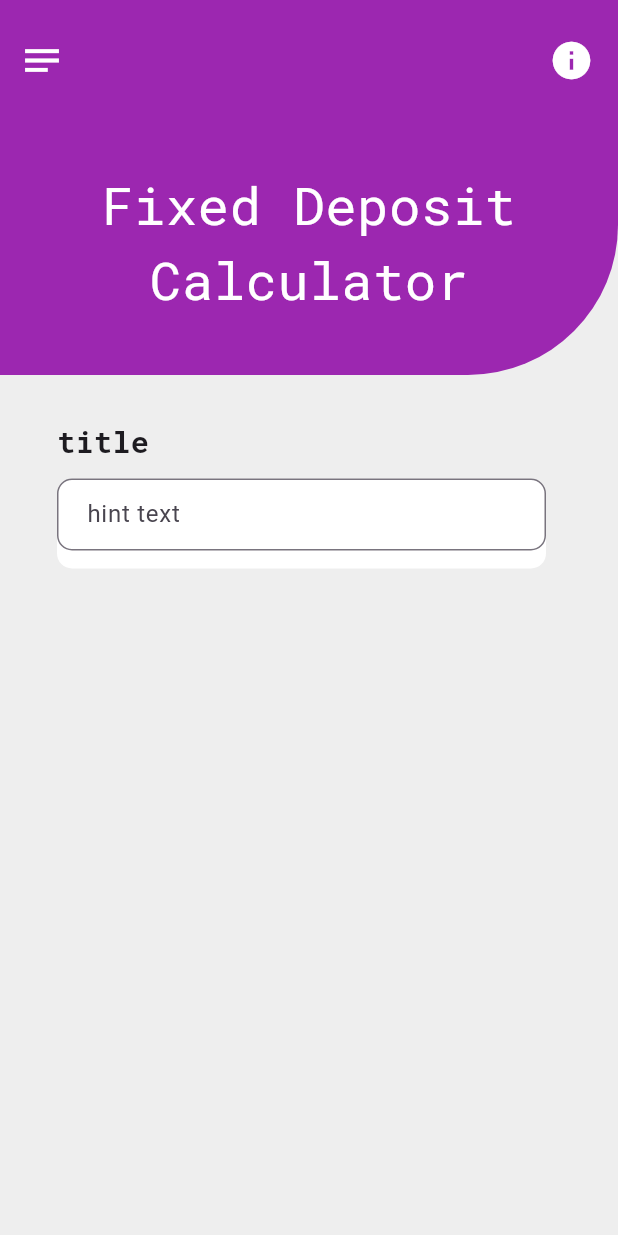
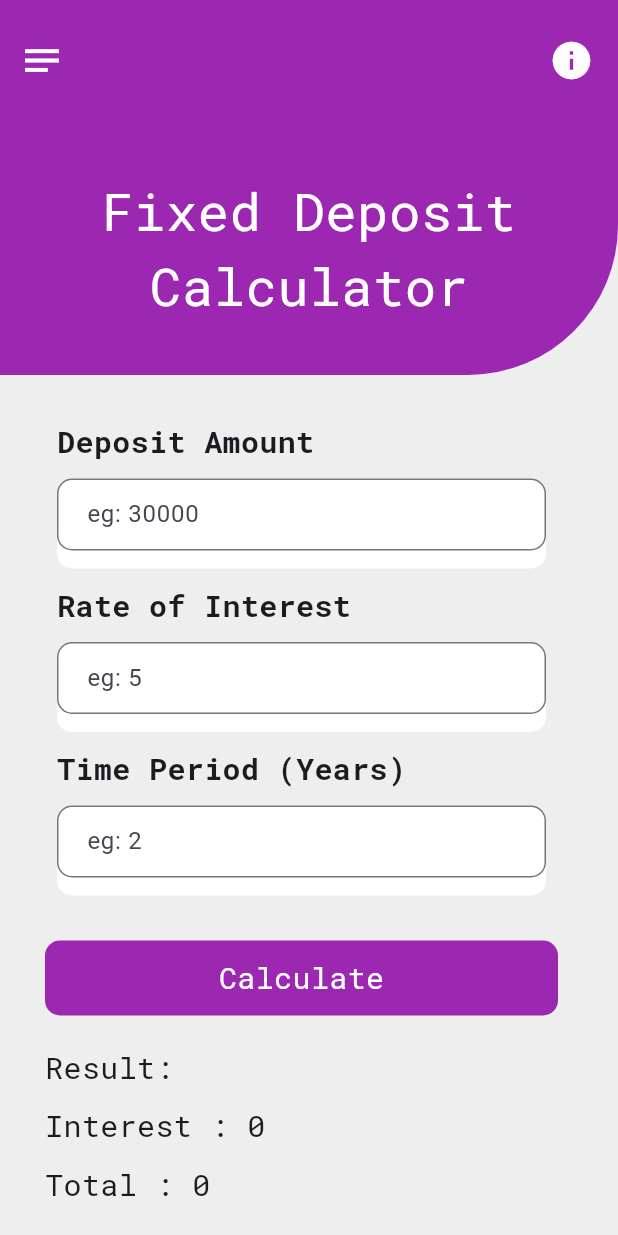
Before and after one commit to vijayasree450/FD-Calculator, a Flutter app: the screen it shows after launch, on a phone screen of 412 x 824 dp. Run offline on Flutter 3.47's test engine with Material 3 defaults, Android fonts, the phone set to English and light mode, and no system bars; our stand-ins replace google_fonts.

Commit message:
update main

```diff
--- a/lib/main.dart
+++ b/lib/main.dart
@@ -14,6 +14,26 @@ class Homepage extends StatefulWidget {
 }
 
 class _HomepageState extends State<Homepage> {
+  TextEditingController _controller1 = TextEditingController();
+  TextEditingController _controller2 = TextEditingController();
+  TextEditingController _controller3 = TextEditingController();
+
+  double? interest;
+  double? total;
+
+  void calculate() {
+    double principal = double.parse(_controller1.text);
+    double rate = double.parse(_controller2.text);
+    double time = double.parse(_controller3.text);
+
+    double calculatedInterest = (principal * rate * time) / 100;
+
+    setState(() {
+      interest = calculatedInterest;
+      total = principal + calculatedInterest;
+    });
+  }
+
   @override
   Widget build(BuildContext context) {
     return Scaffold(
@@ -21,27 +41,15 @@ class _HomepageState extends State<Homepage> {
         toolbarHeight: 80,
         backgroundColor: Colors.purple,
         elevation: 0,
-        leading: Icon(
-          Icons.notes,
-          size: 30,
-          color: Colors.white,
-        ),
+        leading: Icon(Icons.notes, size: 30, color: Colors.white),
         actions: [
           Padding(
             padding: const EdgeInsets.only(right: 16.0),
-            child: Icon(
-              Icons.info,
-              size: 30,
-              color: Colors.white,
-            ),
+            child: Icon(Icons.info, size: 30, color: Colors.white),
           ),
         ],
       ),
-       body:body(),
-    );
-  }
-  Widget body(){
-    return Container(
+      body: Container(
         color: Colors.grey[200],
         child: Column(
           children: [
@@ -49,65 +57,97 @@ class _HomepageState extends State<Homepage> {
               height: 170,
               decoration: BoxDecoration(
                 color: Colors.purple,
-              borderRadius: BorderRadius.only(
-
-                bottomRight: Radius.circular(100),
+                borderRadius:
+                    BorderRadius.only(bottomRight: Radius.circular(100)),
               ),
-            ),
-             child: Padding(
-               padding: const EdgeInsets.only(bottom: 8.0),
-               child: Align(
-                alignment: Alignment.center,
+              child: Center(
                 child: Column(
-                  crossAxisAlignment: CrossAxisAlignment.center,
                   mainAxisAlignment: MainAxisAlignment.center,
                   children: [
                     Text("Fixed Deposit",
                         style: GoogleFonts.robotoMono(
-                      fontSize: 35,
-                      color: Colors.white,),
-                    ),
+                            fontSize: 35, color: Colors.white)),
                     Text("Calculator",
                         style: GoogleFonts.robotoMono(
-                      fontSize: 35,
-                      color: Colors.white,),
-                    ),
-
-
+                            fontSize: 35, color: Colors.white)),
                   ],
                 ),
               ),
             ),
+            SizedBox(height: 20),
+            Padding(
+              padding: const EdgeInsets.fromLTRB(30, 10, 40, 0),
+              child: Column(
+                crossAxisAlignment: CrossAxisAlignment.start,
+                children: [
+                  inputForm(
+                      title: "Deposit Amount",
+                      controller: _controller1,
+                      hintText: "eg: 30000"),
+                  inputForm(
+                      title: "Rate of Interest",
+                      controller: _controller2,
+                      hintText: "eg: 5"),
+                  inputForm(
+                      title: "Time Period (Years)",
+                      controller: _controller3,
+                      hintText: "eg: 2"),
+                  SizedBox(height: 20),
+
+                  /// BUTTON
+                  GestureDetector(
+                    onTap: calculate,
+                    child: Container(
+                      height: 50,
+                      width: double.infinity,
+                      decoration: BoxDecoration(
+                        color: Colors.purple,
+                        borderRadius: BorderRadius.circular(10),
                       ),
-          SizedBox(height: 20,),
-          Padding(
-            padding: const EdgeInsets.fromLTRB(30,10,40,0),
-            child: Column(
-              children: [
-                 inputForm(),
+                      child: Center(
+                        child: Text(
+                          "Calculate",
+                          style: GoogleFonts.robotoMono(
+                              fontSize: 20, color: Colors.white),
+                        ),
+                      ),
+                    ),
+                  ),
+
+                  SizedBox(height: 20),
+
+                  /// RESULT
+                  Text("Result:",
+                      style: GoogleFonts.robotoMono(fontSize: 20)),
+                  SizedBox(height: 10),
+                  Text("Interest : ${interest?.toStringAsFixed(2) ?? "0"}",
+                      style: GoogleFonts.robotoMono(fontSize: 20)),
+                  SizedBox(height: 10),
+                  Text("Total : ${total?.toStringAsFixed(2) ?? "0"}",
+                      style: GoogleFonts.robotoMono(fontSize: 20)),
                 ],
               ),
-          )
-
+            ),
           ],
+        ),
       ),
     );
   }
-  Widget inputForm(){
+
+  Widget inputForm({
+    required String title,
+    required TextEditingController controller,
+    required String hintText,
+  }) {
     return Padding(
-      padding: const EdgeInsets.symmetric(horizontal: 8.0,),
+      padding: const EdgeInsets.symmetric(horizontal: 8.0),
       child: Column(
         crossAxisAlignment: CrossAxisAlignment.start,
         children: [
-          Text(
-            "title",
+          Text(title,
               style: GoogleFonts.robotoMono(
-              fontSize: 20,
-              fontWeight: FontWeight.bold,
-            ),
-
-          ),
-            SizedBox(height: 10,),
+                  fontSize: 20, fontWeight: FontWeight.bold)),
+          SizedBox(height: 10),
           Container(
             height: 60,
             decoration: BoxDecoration(
@@ -115,18 +155,19 @@ class _HomepageState extends State<Homepage> {
               borderRadius: BorderRadius.circular(10),
             ),
             child: TextField(
+              controller: controller,
+              keyboardType: TextInputType.number,
               decoration: InputDecoration(
-                border: OutlineInputBorder(borderRadius: BorderRadius.circular(10)),
+                border: OutlineInputBorder(
+                    borderRadius: BorderRadius.circular(10)),
                 contentPadding: EdgeInsets.symmetric(horizontal: 16),
-                hintText: "hint text",
+                hintText: hintText,
               ),
             ),
           ),
-          SizedBox(height: 10,)
+          SizedBox(height: 10),
         ],
-
       ),
     );
   }
-
 }
```
Lines whose indentation alone changed are shown as unchanged.
